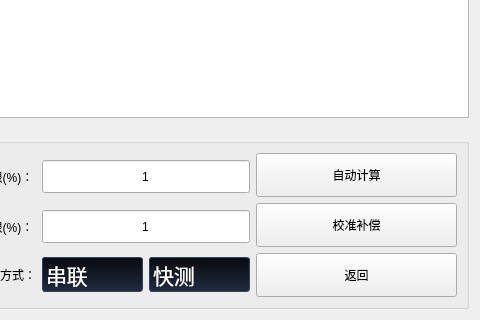
First picture: the form in PageInd.ui, repository bloglink/aip-tester, before the edit; both pictures show x 320 to 800 and y 280 to 600 of the 800 by 600 pixel window.
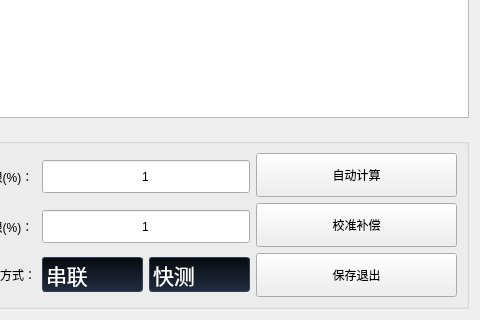
Second picture: the form after the edit. Icons and pictures are not drawn.

Commit message: style:(2.1.0.170329)改返回为保存退出

Diff of the .ui file:
```diff
--- a/PageInd.ui
+++ b/PageInd.ui
@@ -160,7 +160,7 @@
             </size>
            </property>
            <property name="text">
-            <string>返回</string>
+            <string>保存退出</string>
            </property>
           </widget>
          </item>
```
The commit also changes 7 other files.
